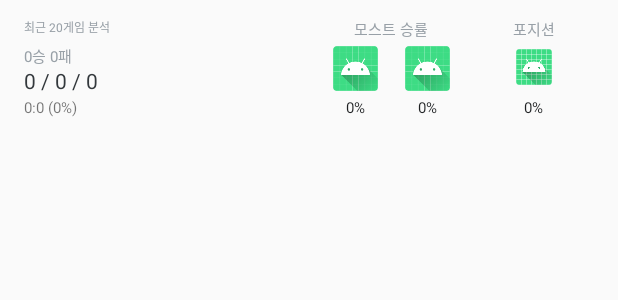
After one commit to KimBooHyeon/Summoner, an Android app: the layout item_champion.xml on its own in the app's theme, with its tools: preview values and no code run, on a phone screen of 412 x 824 dp. The commit adds this screen. Shown: the top 300 px of the screen. Run offline under Robolectric (Android 15) with nearby library versions, the phone set to English and light mode, and no system bars; network calls fail.

Commit message:
feat: 챔피언 정보 ui

```diff
--- a/app/src/main/java/com/opgg/summoner/adapter/GameAdapter.kt
+++ b/app/src/main/java/com/opgg/summoner/adapter/MatchAdapter.kt
@@ -6,12 +6,12 @@ import com.opgg.summoner.adapter.viewholder.BaseViewHolder
 import com.opgg.summoner.databinding.ItemGameBinding
 import com.opgg.summoner.network.models.Game
 
-class GameAdapter: BaseAdapter<GameAdapter.GameViewHolder>() {
+class MatchAdapter: BaseAdapter<MatchAdapter.GameViewHolder>() {
     private val items: MutableList<Game> = mutableListOf()
 
 
     inner class GameViewHolder(private val binding: ItemGameBinding): BaseViewHolder(binding) {
-        fun bindView(item: Game) {
+        override fun bindView(item: Game) {
             binding.item = item
         }
     }
--- a/app/src/main/java/com/opgg/summoner/adapter/viewholder/BaseViewHolder.kt
+++ b/app/src/main/java/com/opgg/summoner/adapter/viewholder/BaseViewHolder.kt
@@ -5,6 +5,7 @@ import androidx.lifecycle.Lifecycle
 import androidx.lifecycle.LifecycleOwner
 import androidx.lifecycle.LifecycleRegistry
 import androidx.recyclerview.widget.RecyclerView
+import com.opgg.summoner.network.models.Game
 
 abstract class BaseViewHolder(binding: ViewDataBinding): RecyclerView.ViewHolder(binding.root), LifecycleOwner {
 
@@ -13,6 +14,8 @@ abstract class BaseViewHolder(binding: ViewDataBinding): RecyclerView.ViewHolder
     init {
         lifecycleRegistry.currentState = Lifecycle.State.INITIALIZED
     }
+
+    abstract fun bindView(item: Game)
 
     fun onAppear() {
         lifecycleRegistry.currentState = Lifecycle.State.CREATED
--- a/app/src/main/java/com/opgg/summoner/network/ApiDataInterface.kt
+++ b/app/src/main/java/com/opgg/summoner/network/ApiDataInterface.kt
@@ -1,6 +1,6 @@
 package com.opgg.summoner.network
 
-import com.opgg.summoner.network.models.ResponseGame
+import com.opgg.summoner.network.models.ResponseMatch
 import com.opgg.summoner.network.models.ResponseSummoner
 import io.reactivex.rxjava3.core.Observable
 import retrofit2.http.GET
@@ -17,5 +17,5 @@ interface ApiDataInterface {
     fun getSummonerGameInfo(
         @Path("nickname") nickname: String,
         @Query("lastMatch") lastMatch: Long,
-    ): Observable<ResponseGame>
+    ): Observable<ResponseMatch>
 }
--- a/app/src/main/java/com/opgg/summoner/network/models/Game.kt
+++ b/app/src/main/java/com/opgg/summoner/network/models/Match.kt
@@ -34,6 +34,38 @@ data class Game(
     }
 }
 
-data class ResponseGame(
-    var games: MutableList<Game>
+data class Champions(
+    var id: Int,
+    var key: String,
+    var name: String,
+    var imageUrl: String,
+    var games: Int,
+    var kills: Int,
+    var deaths: Int,
+    var assists: Int,
+    var wins: Int,
+    var losses: Int,
 )
+
+data class Positions(
+    var games: Int,
+    var winds: Int,
+    var losses: Int,
+    var position: String,
+    var positionName: String
+)
+
+data class Summary(
+    var wins: Int,
+    var loses: Int,
+    var kills: Int,
+    var deaths: Int,
+    var assists: Int,
+)
+
+data class ResponseMatch(
+    var games: MutableList<Game>,
+    var champions: MutableList<Champions>,
+    var positions: MutableList<Positions>,
+    var summary: Summary,
+)
--- a/app/src/main/java/com/opgg/summoner/ui/SummonerActivity.kt
+++ b/app/src/main/java/com/opgg/summoner/ui/SummonerActivity.kt
@@ -4,7 +4,7 @@ import android.view.View
 import androidx.activity.viewModels
 import com.google.android.material.appbar.AppBarLayout
 import com.opgg.summoner.R
-import com.opgg.summoner.adapter.GameAdapter
+import com.opgg.summoner.adapter.MatchAdapter
 import com.opgg.summoner.adapter.LeagueAdapter
 import com.opgg.summoner.databinding.ActivitySummonerBinding
 import dagger.hilt.android.AndroidEntryPoint
@@ -24,7 +24,7 @@ class SummonerActivity : BindingActivity<ActivitySummonerBinding>(R.layout.activ
                 if (abs(verticalOffset) != appBarLayout.totalScrollRange) View.INVISIBLE else View.VISIBLE
         })
         binding.list.let {
-            it.adapter = GameAdapter()
+            it.adapter = MatchAdapter()
         }
         binding.layoutHeader.listLeague.adapter = LeagueAdapter()
     }
--- a/app/src/main/java/com/opgg/summoner/ui/SummonerVM.kt
+++ b/app/src/main/java/com/opgg/summoner/ui/SummonerVM.kt
@@ -24,7 +24,7 @@ class SummonerVM @Inject constructor() : BaseVM() {
 
     init {
         getSummonerInfo("Genetory")
-        getGameList("Genetory")
+        getMatchList("Genetory")
     }
 
     fun getSummonerInfo(nickname: String) {
@@ -40,7 +40,7 @@ class SummonerVM @Inject constructor() : BaseVM() {
             }, { t -> t.printStackTrace()})
     }
 
-    fun getGameList(nickname: String) {
+    fun getMatchList(nickname: String) {
         DataRequest.api().getSummonerGameInfo(nickname, lastMatch)
             .subscribeOn(Schedulers.io())
             .observeOn(AndroidSchedulers.mainThread())
--- a/app/src/main/java/com/opgg/summoner/utils/BindingAdapter.kt
+++ b/app/src/main/java/com/opgg/summoner/utils/BindingAdapter.kt
@@ -15,7 +15,7 @@ import com.bumptech.glide.load.resource.bitmap.CenterCrop
 import com.bumptech.glide.load.resource.bitmap.RoundedCorners
 import com.bumptech.glide.request.RequestOptions
 import com.opgg.summoner.R
-import com.opgg.summoner.adapter.GameAdapter
+import com.opgg.summoner.adapter.MatchAdapter
 import com.opgg.summoner.adapter.LeagueAdapter
 import com.opgg.summoner.databinding.ItemImageRoundedBinding
 import com.opgg.summoner.network.models.Game
@@ -126,6 +126,6 @@ fun RecyclerView.setLeagues(items: MutableList<League>) {
 @BindingAdapter("games")
 fun RecyclerView.setGames(items: MutableList<Game>) {
     items.let {
-        (adapter as GameAdapter).setItem(items)
+        (adapter as MatchAdapter).setItem(items)
     }
 }
--- a/app/src/main/java/com/opgg/summoner/utils/Constants.kt
+++ b/app/src/main/java/com/opgg/summoner/utils/Constants.kt
@@ -7,5 +7,8 @@ class Constants {
         val MAX_HOUR = 24
         val MAX_DAY = 30
         val MAX_MONTH = 12
+
+        val VIEWTYPE_CHAMPION = 100
+        var VIEWTYPE_GAME = 101
     }
 }
--- /dev/null
+++ b/app/src/main/res/layout/item_champion.xml
@@ -0,0 +1,151 @@
+<?xml version="1.0" encoding="utf-8"?>
+<layout xmlns:android="http://schemas.android.com/apk/res/android"
+    xmlns:app="http://schemas.android.com/apk/res-auto"
+    xmlns:tools="http://schemas.android.com/tools">
+    <androidx.constraintlayout.widget.ConstraintLayout
+        android:layout_width="match_parent"
+        android:layout_height="90dp">
+        <TextView
+            android:layout_width="wrap_content"
+            android:layout_height="wrap_content"
+            android:layout_marginTop="12dp"
+            android:layout_marginStart="16dp"
+            app:layout_constraintTop_toTopOf="parent"
+            app:layout_constraintLeft_toLeftOf="parent"
+            android:text="최근 20게임 분석"
+            android:textSize="8sp"
+            android:textColor="@color/cool_grey"
+            android:includeFontPadding="false"/>
+        <TextView
+            android:id="@+id/tv_score"
+            android:layout_width="wrap_content"
+            android:layout_height="wrap_content"
+            android:layout_marginStart="16dp"
+            app:layout_constraintBottom_toTopOf="@id/tv_2"
+            app:layout_constraintLeft_toLeftOf="parent"
+            android:textSize="10sp"
+            android:textColor="@color/cool_grey"
+            android:includeFontPadding="false"
+            tools:text="0승 0패"/>
+        <TextView
+            android:id="@+id/tv_2"
+            android:layout_width="wrap_content"
+            android:layout_height="wrap_content"
+            android:layout_marginStart="16dp"
+            android:paddingTop="2dp"
+            app:layout_constraintBottom_toTopOf="@id/tv_1"
+            app:layout_constraintLeft_toLeftOf="parent"
+            android:textSize="14sp"
+            android:textColor="@color/charcoal_grey"
+            android:includeFontPadding="false"
+            tools:text="0 / 0 / 0"/>
+        <TextView
+            android:id="@+id/tv_1"
+            android:layout_width="wrap_content"
+            android:layout_height="wrap_content"
+            android:layout_marginBottom="12dp"
+            android:layout_marginStart="16dp"
+            android:paddingTop="3dp"
+            app:layout_constraintBottom_toBottomOf="parent"
+            app:layout_constraintLeft_toLeftOf="parent"
+            android:textSize="10sp"
+            android:includeFontPadding="false"
+            tools:text="0:0 (0%)"/>
+
+        <androidx.constraintlayout.widget.ConstraintLayout
+            android:layout_width="110dp"
+            android:layout_height="match_parent"
+            app:layout_constraintRight_toLeftOf="@id/rl_position">
+            <TextView
+                android:layout_width="match_parent"
+                android:layout_height="wrap_content"
+                app:layout_constraintTop_toTopOf="parent"
+                android:layout_marginTop="12dp"
+                android:gravity="center"
+                android:text="모스트 승률"
+                android:textSize="10sp"
+                android:textColor="@color/cool_grey"
+                android:includeFontPadding="false"/>
+            <LinearLayout
+                android:orientation="vertical"
+                android:layout_width="wrap_content"
+                android:layout_height="wrap_content"
+                android:layout_marginBottom="12dp"
+                android:layout_marginStart="16dp"
+                android:gravity="center_horizontal"
+                app:layout_constraintBottom_toBottomOf="parent"
+                app:layout_constraintLeft_toLeftOf="parent">
+                <ImageView
+                    android:layout_width="30dp"
+                    android:layout_height="30dp"
+                    tools:src="@mipmap/ic_launcher_round"/>
+                <TextView
+                    android:layout_width="wrap_content"
+                    android:layout_height="wrap_content"
+                    android:layout_marginTop="5dp"
+                    android:textSize="10sp"
+                    android:textColor="@color/dark_grey"
+                    android:includeFontPadding="false"
+                    tools:text="0%"/>
+            </LinearLayout>
+
+            <LinearLayout
+                android:orientation="vertical"
+                android:layout_width="wrap_content"
+                android:layout_height="wrap_content"
+                android:layout_marginBottom="12dp"
+                android:layout_marginEnd="16dp"
+                android:gravity="center_horizontal"
+                app:layout_constraintBottom_toBottomOf="parent"
+                app:layout_constraintRight_toRightOf="parent">
+                <ImageView
+                    android:layout_width="30dp"
+                    android:layout_height="30dp"
+                    tools:src="@mipmap/ic_launcher_round"/>
+                <TextView
+                    android:layout_width="wrap_content"
+                    android:layout_height="wrap_content"
+                    android:layout_marginTop="5dp"
+                    android:textSize="10sp"
+                    android:textColor="@color/dark_grey"
+                    android:includeFontPadding="false"
+                    tools:text="0%"/>
+            </LinearLayout>
+        </androidx.constraintlayout.widget.ConstraintLayout>
+
+        <RelativeLayout
+            android:id="@+id/rl_position"
+            android:layout_width="80dp"
+            android:layout_height="match_parent"
+            android:layout_marginEnd="16dp"
+            android:paddingTop="12dp"
+            android:paddingBottom="12dp"
+            app:layout_constraintRight_toRightOf="parent">
+
+            <TextView
+                android:layout_width="wrap_content"
+                android:layout_height="wrap_content"
+                android:layout_alignParentTop="true"
+                android:layout_centerHorizontal="true"
+                android:text="포지션"
+                android:textColor="@color/cool_grey"
+                android:textSize="10sp"
+                android:includeFontPadding="false" />
+            <ImageView
+                android:layout_width="24dp"
+                android:layout_height="24dp"
+                android:layout_centerInParent="true"
+                tools:src="@mipmap/ic_launcher_round"/>
+            <TextView
+                android:layout_width="wrap_content"
+                android:layout_height="wrap_content"
+                android:layout_centerHorizontal="true"
+                android:layout_alignParentBottom="true"
+                android:textSize="10sp"
+                android:textColor="@color/dark_grey"
+                android:includeFontPadding="false"
+                tools:text="0%"/>
+        </RelativeLayout>
+
+    </androidx.constraintlayout.widget.ConstraintLayout>
+</layout>
```
